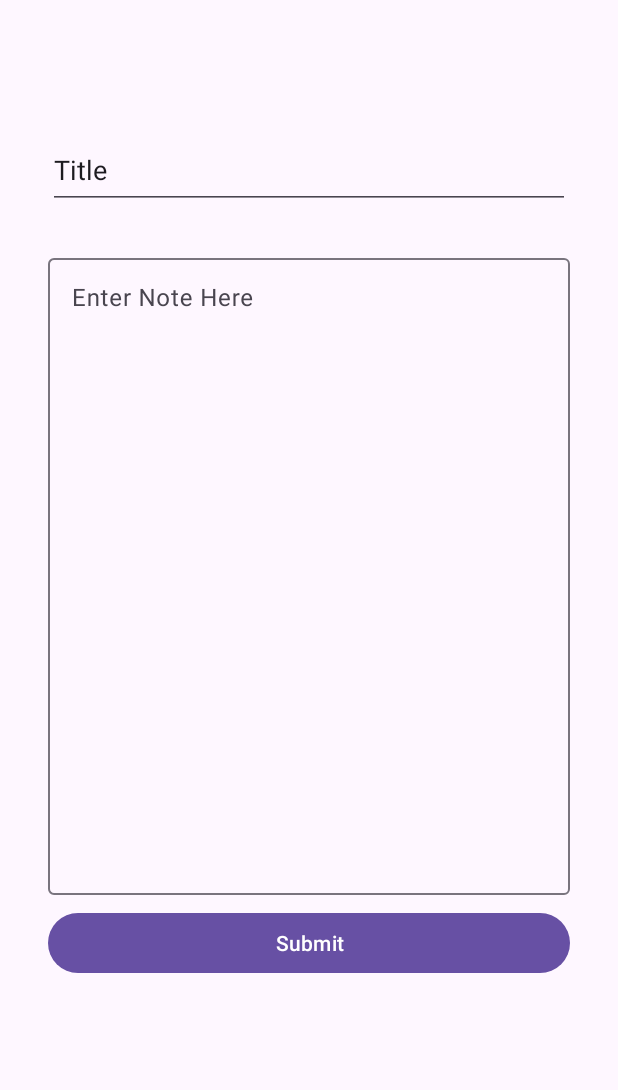
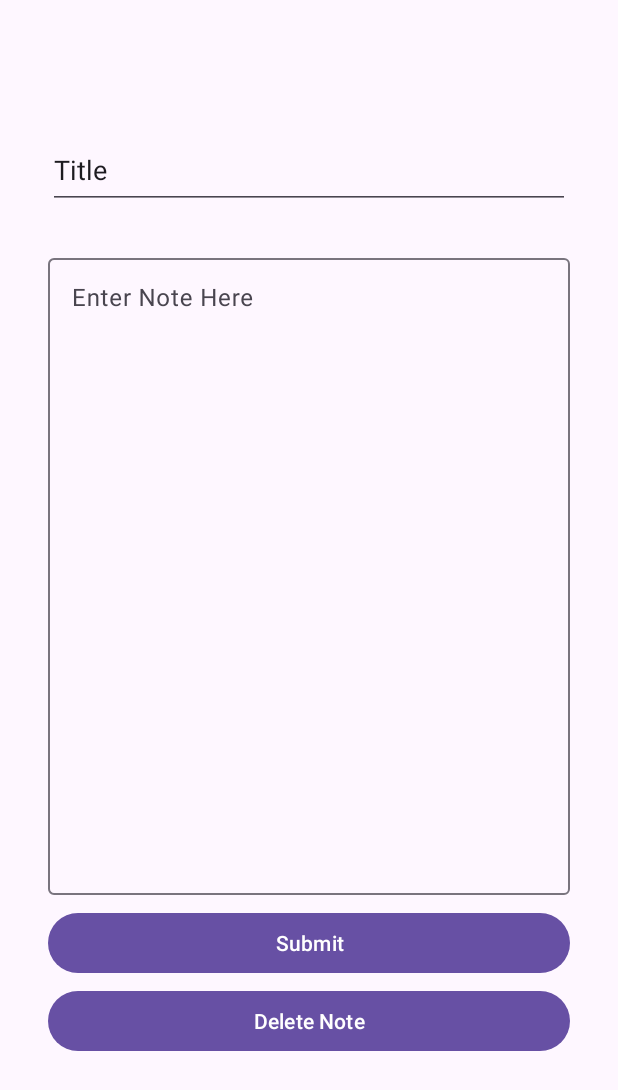
Before and after one commit to lulu-sun/CSDS448_Project, an Android app: the NoteEditFragment screen opened through its navigation route, on a phone screen of 412 x 824 dp. Shown: the top 1090 px of the screen. Run offline under Robolectric (Android 15) with nearby library versions, the phone set to English and light mode, and no system bars; 6 statements that could not run were skipped.

Commit message:
Deletion works now

```diff
--- a/app/src/main/java/dev/lulu/csds448notesapp/NoteEditFragment.kt
+++ b/app/src/main/java/dev/lulu/csds448notesapp/NoteEditFragment.kt
@@ -51,8 +51,6 @@
         val dbHandler = context?.let { NotesDatabase(it) }
         val encryptorMethods = encryptorMethods()
 
-
-
         // Initialize the position variable
         var position:Int? = null
 
@@ -78,8 +76,14 @@
                 } else {
                     Toast.makeText(activity, "Please fill out both title & body!!!", Toast.LENGTH_SHORT).show()
                 }
+            }
+
+            view.findViewById<Button>(R.id.deleteButton).setOnClickListener{
+                dbHandler?.deleteNote(currentNote.id)
+                Navigation.findNavController(view).navigate(R.id.action_noteEditFragment_to_recyclerFragmentHost)
 
             }
+
         } else {
             // Do these things when we came from the + button, so create new note
             view.findViewById<Button>(R.id.submitNoteButton).setOnClickListener{
--- a/app/src/main/java/dev/lulu/csds448notesapp/NoteListFragment.kt
+++ b/app/src/main/java/dev/lulu/csds448notesapp/NoteListFragment.kt
@@ -32,10 +32,9 @@
         val notes = dbHandler?.getAllNotes()
 
         if (notes != null) {
-            Log.d("NoteModel", notes[0].header)
             NoteModel.resetNotes(notes)
 
-        } else {
+        }else {
             Log.d("NoteModel", "Notes is null")
         }
 
--- a/app/src/main/res/layout/fragment_note_edit.xml
+++ b/app/src/main/res/layout/fragment_note_edit.xml
@@ -58,4 +58,17 @@
         app:layout_constraintHorizontal_bias="0.0"
         app:layout_constraintStart_toStartOf="parent"
         app:layout_constraintTop_toBottomOf="@+id/textInputLayout" />
+
+    <Button
+        android:id="@+id/deleteButton"
+        android:layout_width="match_parent"
+        android:layout_height="wrap_content"
+        android:layout_marginStart="32dp"
+        android:layout_marginTop="4dp"
+        android:layout_marginEnd="32dp"
+        android:text="Delete Note"
+        app:layout_constraintEnd_toEndOf="parent"
+        app:layout_constraintStart_toStartOf="parent"
+        app:layout_constraintTop_toBottomOf="@+id/submitNoteButton" />
+
 </androidx.constraintlayout.widget.ConstraintLayout>
```
